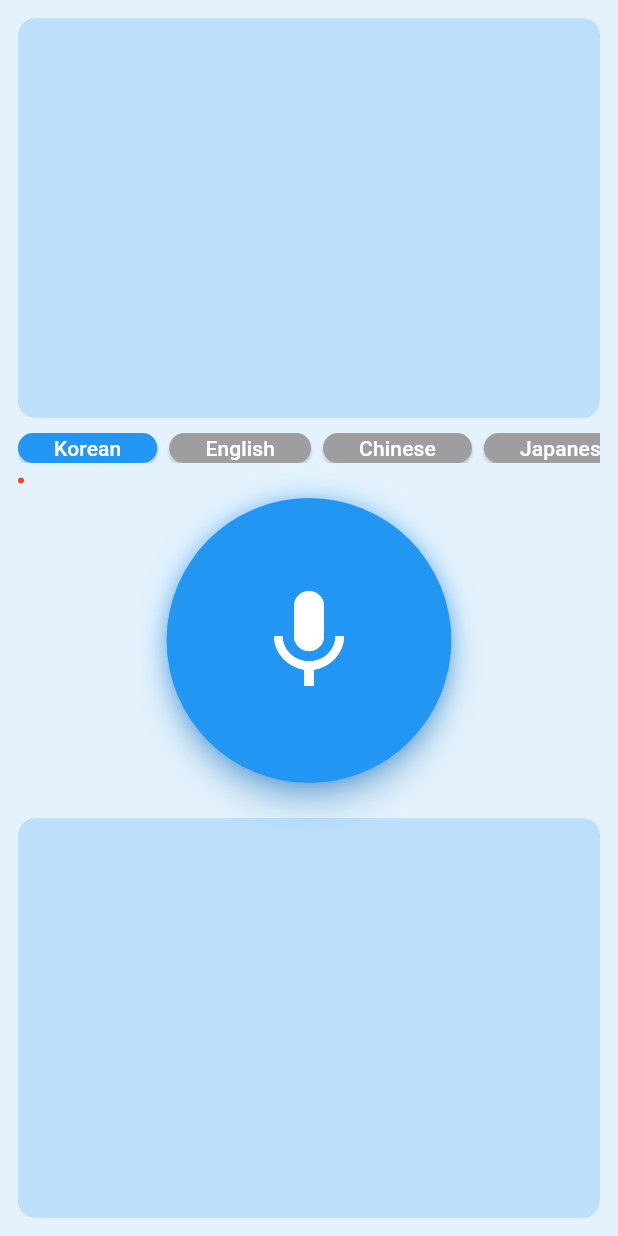
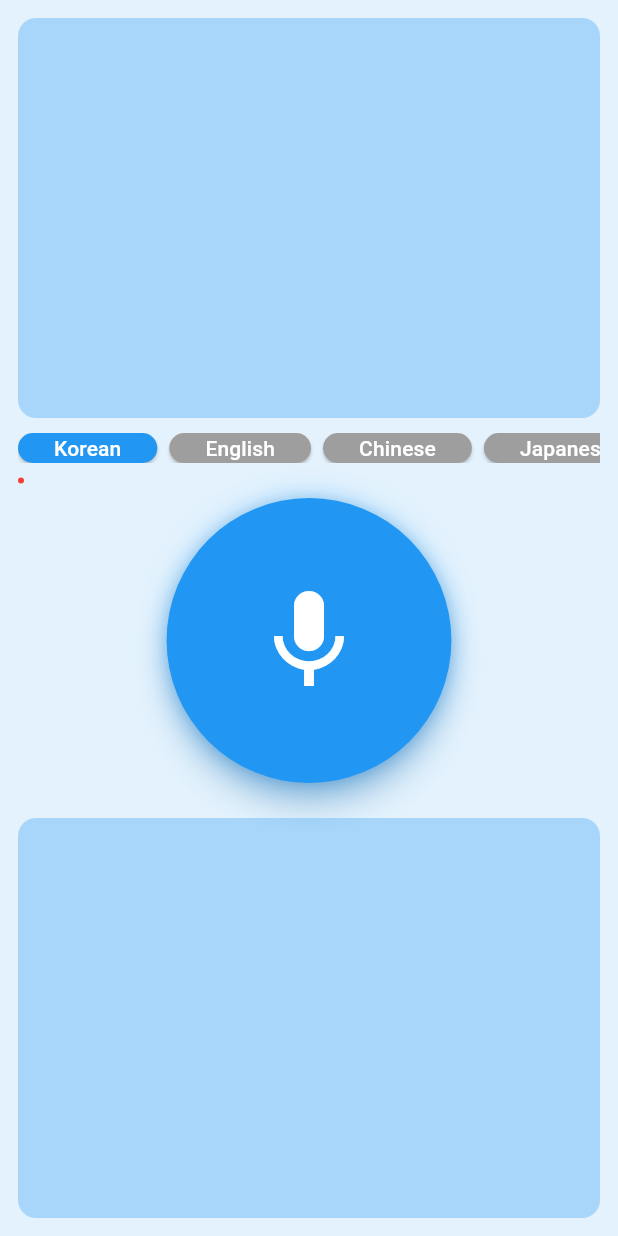
Before and after one commit to EmoAI-Translator/EmoAI-Translator, a Flutter app: the screen it shows after launch, on a phone screen of 412 x 824 dp. Run offline on Flutter 3.47's test engine with Material 3 defaults, Android fonts, the phone set to English and light mode, and no system bars; our stand-ins replace web; missing offline and left inert: dart:js, dart:js_interop, dart:js_util; network calls fail; statements that could not run were skipped.

Commit message:
fix: ui polish

```diff
--- a/frontend/lib/main.dart
+++ b/frontend/lib/main.dart
@@ -936,11 +936,11 @@ class _EmotionDetectionPageState extends State<EmotionDetectionPage> {
     );
   }
 
-  Color _getEmotionColor(String? emotion) {
-    if (emotion == 'hap') return Colors.yellow.withOpacity(0.2);
-    if (emotion == 'sad') return Colors.grey.withOpacity(0.2);
-    if (emotion == 'ang') return Colors.red.withOpacity(0.2);
-    return Colors.blue.withOpacity(0.2);
+  Color _getEmotionColor(String? emotion, double _opacityFactor) {
+    if (emotion == 'hap') return Colors.yellow.withOpacity(_opacityFactor);
+    if (emotion == 'sad') return Colors.grey.withOpacity(_opacityFactor);
+    if (emotion == 'ang') return Colors.red.withOpacity(_opacityFactor);
+    return Colors.blue.withOpacity(_opacityFactor);
   }
 
   Widget _textArea(int speakerNo) {
@@ -948,7 +948,7 @@ class _EmotionDetectionPageState extends State<EmotionDetectionPage> {
     return Expanded(
       child: Container(
         decoration: BoxDecoration(
-          color: _getEmotionColor(_speakerEmotion[speakerNo]),
+          color: _getEmotionColor(_speakerEmotion[speakerNo], 0.3),
           borderRadius: BorderRadius.circular(12),
         ),
         child: ListView.builder(
@@ -960,7 +960,7 @@ class _EmotionDetectionPageState extends State<EmotionDetectionPage> {
               margin: const EdgeInsets.symmetric(vertical: 6),
               padding: const EdgeInsets.all(12),
               decoration: BoxDecoration(
-                color: Colors.grey[800],
+                color: _getEmotionColor(_speakerEmotion[speakerNo], 0.7),
                 borderRadius: BorderRadius.circular(12),
               ),
               child: Text(
```
